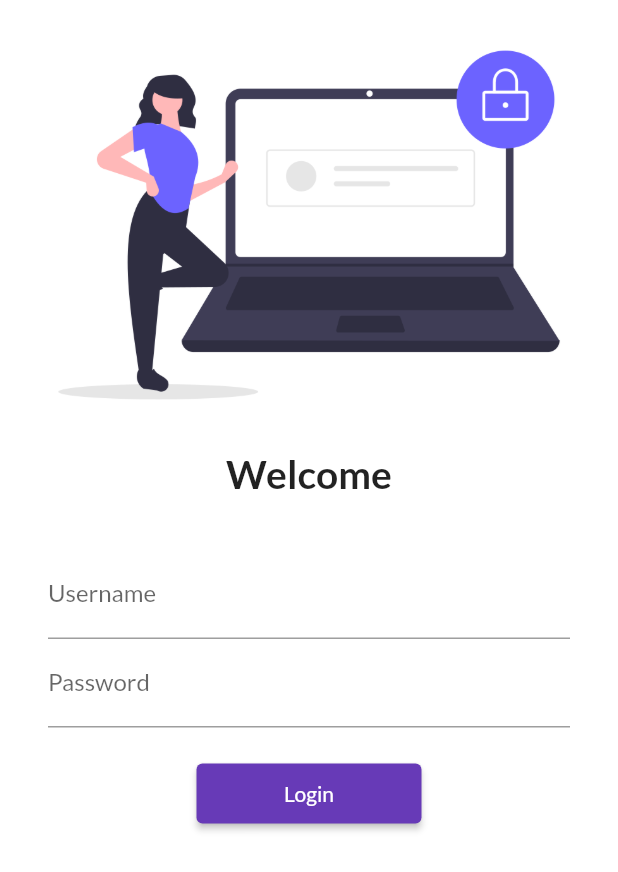
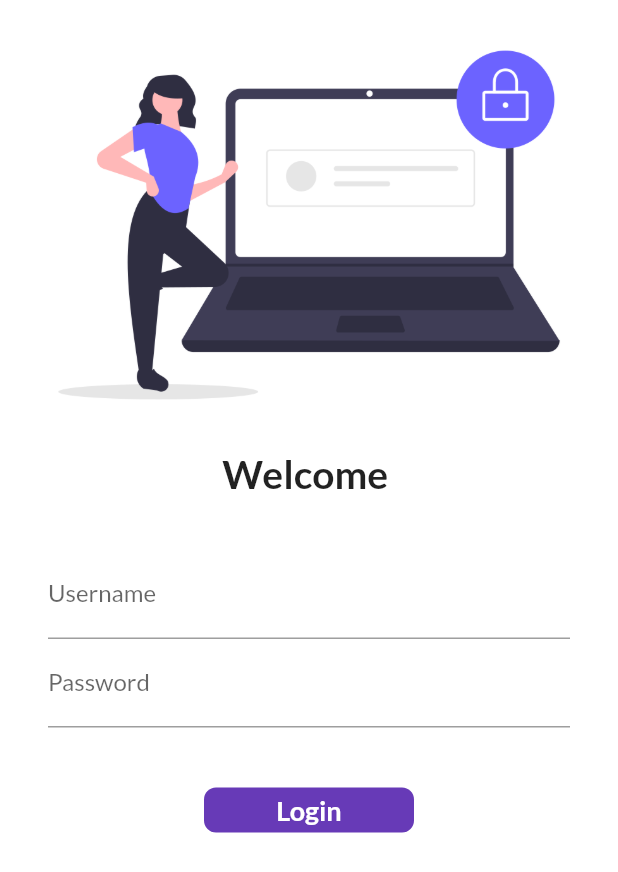
Before and after one commit to finix191/Catalouge_App, a Flutter app: the screen it shows after launch, on a phone screen of 412 x 824 dp. Shown: the top 872 px of the screen. Run offline on Flutter 3.47's test engine with Material 2 defaults, Android fonts, the phone set to English and light mode, and no system bars; our stand-ins replace google_fonts.

Commit message:
l6 completed

```diff
--- a/lib/main.dart
+++ b/lib/main.dart
@@ -25,6 +25,7 @@ class MyApp extends StatelessWidget {
       darkTheme: ThemeData(
         brightness: Brightness.dark,
       ),
+      debugShowCheckedModeBanner: false,
       initialRoute: "/Login_page",
       routes: {
         "/": (context) => Login_page(),
--- a/lib/pages/Login_page.dart
+++ b/lib/pages/Login_page.dart
@@ -1,7 +1,14 @@
 import 'package:flutter/material.dart';
 import 'package:flutter_application_1/utils/routes.dart';
 
-class Login_page extends StatelessWidget {
+class Login_page extends StatefulWidget {
+  @override
+  _Login_pageState createState() => _Login_pageState();
+}
+
+class _Login_pageState extends State<Login_page> {
+  String name = "";
+  bool changeButton = false;
   @override
   Widget build(BuildContext context) {
     return Material(
@@ -15,7 +22,7 @@ class Login_page extends StatelessWidget {
                 height: 300,
               ),
               Text(
-                "Welcome",
+                "Welcome $name",
                 style: TextStyle(
                   fontSize: 26,
                   fontWeight: FontWeight.bold,
@@ -34,6 +41,10 @@ class Login_page extends StatelessWidget {
                         hintText: "Enter Username",
                         labelText: "Username",
                       ),
+                      onChanged: (value) {
+                        name = value;
+                        setState(() {});
+                      },
                     ),
                     TextFormField(
                       obscureText: true,
@@ -43,17 +54,52 @@ class Login_page extends StatelessWidget {
                       ),
                     ),
                     SizedBox(
-                      height: 20.0,
+                      height: 40.0,
                     ),
-                    ElevatedButton(
-                      child: Text("Login"),
-                      style: TextButton.styleFrom(
-                        minimumSize: Size(150, 40),
-                      ),
-                      onPressed: () {
+                    InkWell(
+                      onTap: () async {
+                        setState(() {
+                          changeButton = true;
+                        });
+                        await Future.delayed(Duration(seconds: 1));
                         Navigator.pushNamed(context, MyRoutes.homrroute);
                       },
-                    )
+                      child: AnimatedContainer(
+                        duration: Duration(seconds: 1),
+                        height: 30,
+                        width: changeButton ? 50 : 140,
+                        alignment: Alignment.center,
+                        child: changeButton
+                            ? Icon(
+                                Icons.done,
+                                color: Colors.white,
+                              )
+                            : Text(
+                                "Login",
+                                style: TextStyle(
+                                    color: Colors.white,
+                                    fontWeight: FontWeight.bold,
+                                    fontSize: 18),
+                              ),
+                        decoration: BoxDecoration(
+                          color: Colors.deepPurple,
+                          //shape: changeButton
+                          // ? BoxShape.circle
+                          // : BoxShape.rectangle,
+                          borderRadius:
+                              BorderRadius.circular(changeButton ? 25 : 8),
+                        ),
+                      ),
+                    ),
+                    //ElevatedButton(
+                    //  child: Text("Login"),
+                    // style: TextButton.styleFrom(
+                    //   minimumSize: Size(150, 40),
+                    // ),
+                    // onPressed: () {
+                    //   Navigator.pushNamed(context, MyRoutes.homrroute);
+                    //  },
+                    // )
                   ],
                 ),
               )
--- a/lib/pages/home_page.dart
+++ b/lib/pages/home_page.dart
@@ -8,7 +8,10 @@ class homepage extends StatelessWidget {
   Widget build(BuildContext context) {
     return Scaffold(
       appBar: AppBar(
-        title: Text("Finix"),
+        title: Text(
+          "Finix",
+          style: TextStyle(color: Colors.white),
+        ),
       ),
       body: Center(
         child: Center(
```
